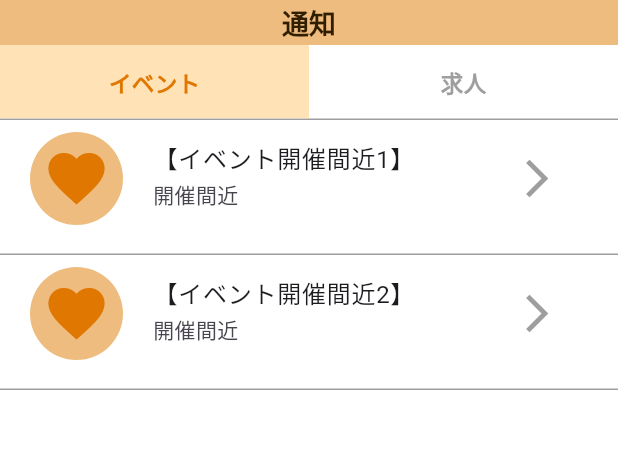
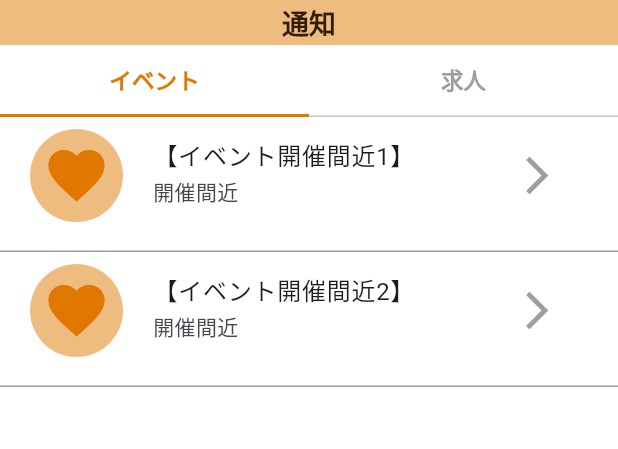
Before and after one commit to Ktomoya912/reelproject, a Flutter app: the Notice screen opened directly, on a phone screen of 412 x 824 dp, the part 75-524 px from its top. Run offline on Flutter 3.47's test engine with Material 3 defaults, Android fonts, the phone set to English and light mode, and no system bars; our stand-ins replace auto_route, curved_navigation_bar, pie_chart.

Commit message:
トグルボタン変更

```diff
--- a/lib/component/button/toggle_button.dart
+++ b/lib/component/button/toggle_button.dart
@@ -27,7 +27,7 @@ class ChangeToggleButton with ChangeNotifier {
 }
 
 //ToggleButtonを作成するクラス
-class ToggleButton extends StatelessWidget {
+class ToggleButton extends StatefulWidget {
   final MediaQueryData mediaQueryData;
   final String leftTitle;
   final String rightTitle;
@@ -42,46 +42,86 @@ class ToggleButton extends StatelessWidget {
   });
 
   @override
+  State<ToggleButton> createState() => _ToggleButtonState();
+}
+
+class _ToggleButtonState extends State<ToggleButton>
+    with TickerProviderStateMixin {
+  late final TabController _tabController;
+
+  @override
+  void initState() {
+    super.initState();
+    _tabController = TabController(length: 2, vsync: this);
+  }
+
+  @override
+  void dispose() {
+    _tabController.dispose();
+    super.dispose();
+  }
+
+  @override
   Widget build(BuildContext context) {
     final toggleStore = Provider.of<ChangeToggleButton>(context); //プロバイダ
     final colorStore = Provider.of<ChangeGeneralCorporation>(context); //プロバイダ
-    return Container(
-        height: height, //高さ
-        //下線
-        decoration: BoxDecoration(
-          border: Border(
-            bottom: BorderSide(color: colorStore.greyColor),
-          ),
+    return TabBar.secondary(
+      controller: _tabController,
+      labelColor: colorStore.mainColor, //選択されているときの色
+      unselectedLabelColor: colorStore.greyColor, //選択されていないときの色
+      indicatorColor: colorStore.mainColor, //選択されているときの背景色
+      indicatorWeight: 2, //選択されているときの背景色の太さ
+      labelStyle: const TextStyle(
+          fontWeight: FontWeight.bold, fontSize: 15), //選択されているときの文字の太さ
+
+      tabs: <Widget>[
+        Tab(
+          text: widget.leftTitle,
         ),
-        child: ToggleButtons(
-            //ボタンの文字と枠
-            color: colorStore.greyColor, //選択されていないときの色
-            selectedColor: colorStore.mainColor, //選択されているときの色
-            fillColor: colorStore.thinColor, //選択されているときの背景色
-            borderColor: colorStore.thinColor, //枠線の色
-            //selectedBorderColor: colorStore.thinColor, //選択時の枠線の色
-            //borderWidth: 0, //枠線の太さ
-            renderBorder: false, //枠線なし
-            //ボタン選択関連
-            isSelected: toggleStore._toggleList, //ボタンが反応しているか否か
-            //ボタンが押された時の動作
-            onPressed: (index) {
-              toggleStore.changeToggleList(index);
-            },
-            //ボタンの文字と枠
-            children: <Widget>[
-              SizedBox(
-                  width: mediaQueryData.size.width / 2,
-                  child: Center(
-                      child: Text(leftTitle,
-                          style: const TextStyle(
-                              fontWeight: FontWeight.bold, fontSize: 15)))),
-              SizedBox(
-                  width: mediaQueryData.size.width / 2,
-                  child: Center(
-                      child: Text(rightTitle,
-                          style: const TextStyle(
-                              fontWeight: FontWeight.bold, fontSize: 15))))
-            ]));
+        Tab(text: widget.rightTitle),
+      ],
+      onTap: (value) => {
+        toggleStore.changeToggleList(value),
+        _tabController.animateTo(value),
+      },
+    );
+    // return Container(
+    //     height: widget.height, //高さ
+    //     //下線
+    //     decoration: BoxDecoration(
+    //       border: Border(
+    //         bottom: BorderSide(color: colorStore.greyColor),
+    //       ),
+    //     ),
+    //     child: ToggleButtons(
+    //         //ボタンの文字と枠
+    //         color: colorStore.greyColor, //選択されていないときの色
+    //         selectedColor: colorStore.mainColor, //選択されているときの色
+    //         fillColor: colorStore.thinColor, //選択されているときの背景色
+    //         borderColor: colorStore.thinColor, //枠線の色
+    //         //selectedBorderColor: colorStore.thinColor, //選択時の枠線の色
+    //         //borderWidth: 0, //枠線の太さ
+    //         renderBorder: false, //枠線なし
+    //         //ボタン選択関連
+    //         isSelected: toggleStore._toggleList, //ボタンが反応しているか否か
+    //         //ボタンが押された時の動作
+    //         onPressed: (index) {
+    //           toggleStore.changeToggleList(index);
+    //         },
+    //         //ボタンの文字と枠
+    //         children: <Widget>[
+    //           SizedBox(
+    //               width: widget.mediaQueryData.size.width / 2,
+    //               child: Center(
+    //                   child: Text(widget.leftTitle,
+    //                       style: const TextStyle(
+    //                           fontWeight: FontWeight.bold, fontSize: 15)))),
+    //           SizedBox(
+    //               width: widget.mediaQueryData.size.width / 2,
+    //               child: Center(
+    //                   child: Text(widget.rightTitle,
+    //                       style: const TextStyle(
+    //                           fontWeight: FontWeight.bold, fontSize: 15))))
+    //         ]));
   }
 }
--- a/lib/page/mypage/watch_history.dart
+++ b/lib/page/mypage/watch_history.dart
@@ -4,6 +4,7 @@ import 'package:reelproject/component/listView/event_advertisment_list.dart';
 import 'package:reelproject/component/appbar/title_appbar.dart';
 import 'package:reelproject/component/button/toggle_button.dart';
 import 'package:provider/provider.dart';
+import 'package:reelproject/component/listView/shader_mask_component.dart';
 
 class WatchHistory extends StatefulWidget {
   const WatchHistory({
@@ -104,7 +105,8 @@ class _WatchHistoryState extends State<WatchHistory> {
               jedgeBuck: true,
             ),
 
-            body: Column(
+            body: ShaderMaskComponent(
+              child: Column(
                 children: [
                   //イベント、求人切り替えボタン
                   //四角で囲む(上ボタンの幅選択)
@@ -129,6 +131,7 @@ class _WatchHistoryState extends State<WatchHistory> {
                     ),
                 ],
               ),
+            ),
           );
         }));
   }
--- a/lib/page/root_page/root_page.dart
+++ b/lib/page/root_page/root_page.dart
@@ -43,7 +43,7 @@ class RootPage extends StatelessWidget {
                 items: const <Widget>[
                   IconWithText(icon: Icons.home, text: 'ホーム'),
                   IconWithText(icon: Icons.celebration, text: 'イベント'),
-                  IconWithText(icon: Icons.work, text: '求人'),
+                  IconWithText(icon: Icons.work, text: '　求人　'),
                   IconWithText(icon: Icons.person, text: 'マイページ'),
                 ],
                 onTap: (int index) {
--- a/pubspec.yaml
+++ b/pubspec.yaml
@@ -39,6 +39,7 @@ dependencies:
   # Use with the CupertinoIcons class for iOS style icons.
   cupertino_icons: ^1.0.2
   curved_navigation_bar: ^1.0.3
+  tab_indicator_styler: ^2.0.0
 
 dev_dependencies:
   flutter_test:
```
Also changed, not shown: pubspec.lock. Lines whose indentation alone changed are shown as unchanged.
